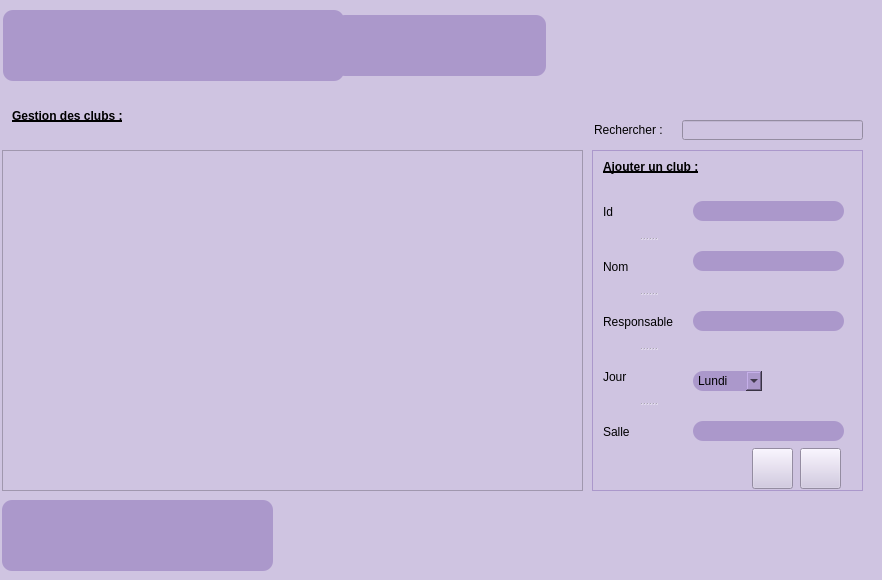
The window that gestion_activite.ui (brahimABD98/smartkids) describes before a commit, drawn with Qt 5.
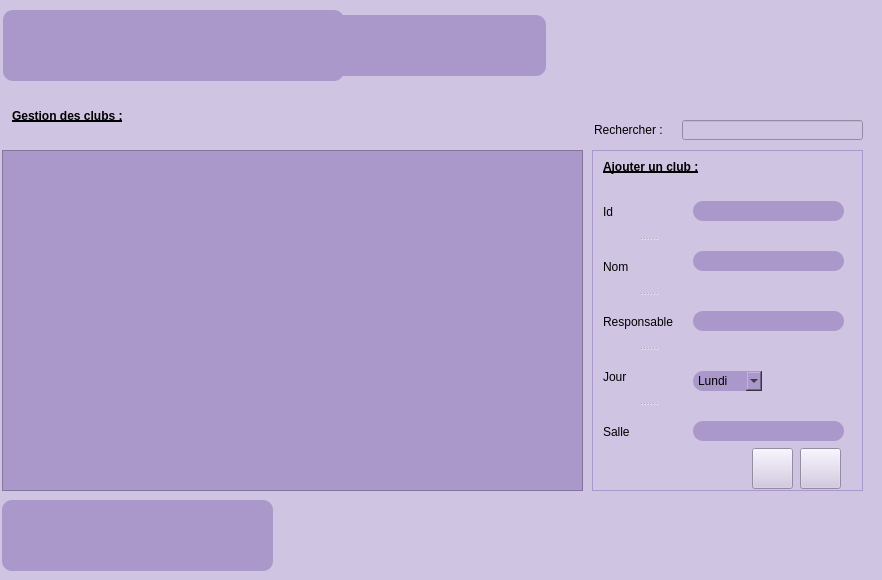
The same window after the commit. The open tabs and pages were chosen to show the change. Icons and pictures are not drawn.

Diff of the .ui file:
```diff
--- a/gestion_activite.ui
+++ b/gestion_activite.ui
@@ -188,6 +188,9 @@
        <height>341</height>
       </rect>
      </property>
+     <property name="styleSheet">
+      <string notr="true">background-color: rgb(171, 152, 203);</string>
+     </property>
      <attribute name="horizontalHeaderCascadingSectionResizes">
       <bool>true</bool>
      </attribute>
```
Left out of the diff: 10 changed lines with no effect on the pictures.
